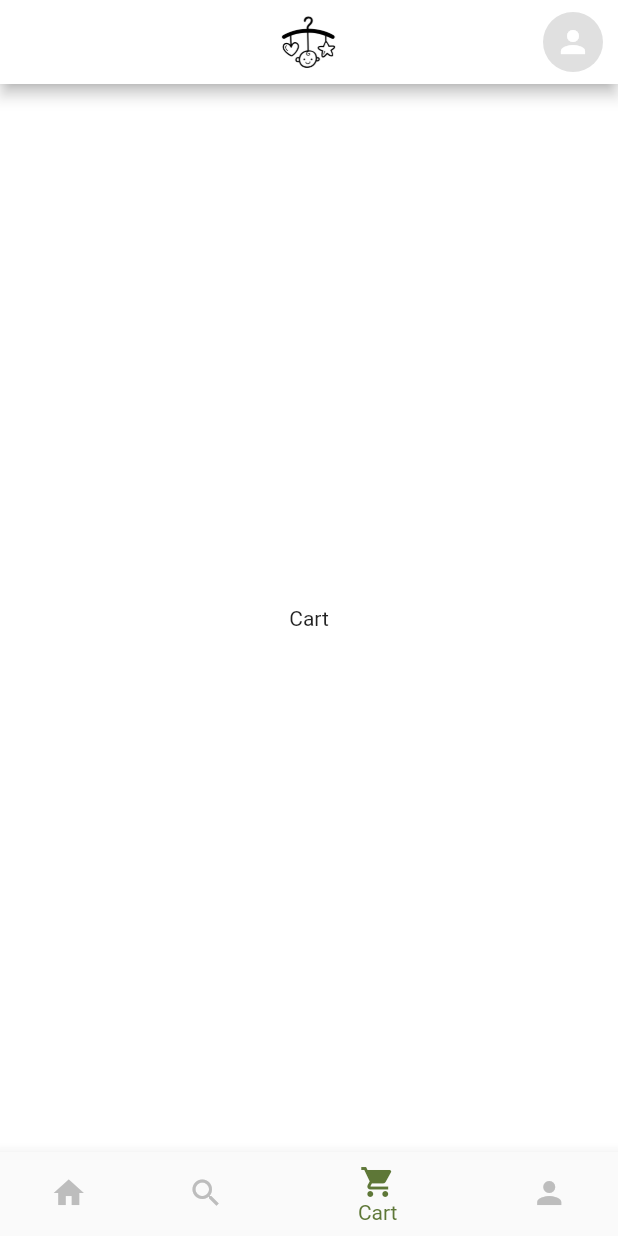
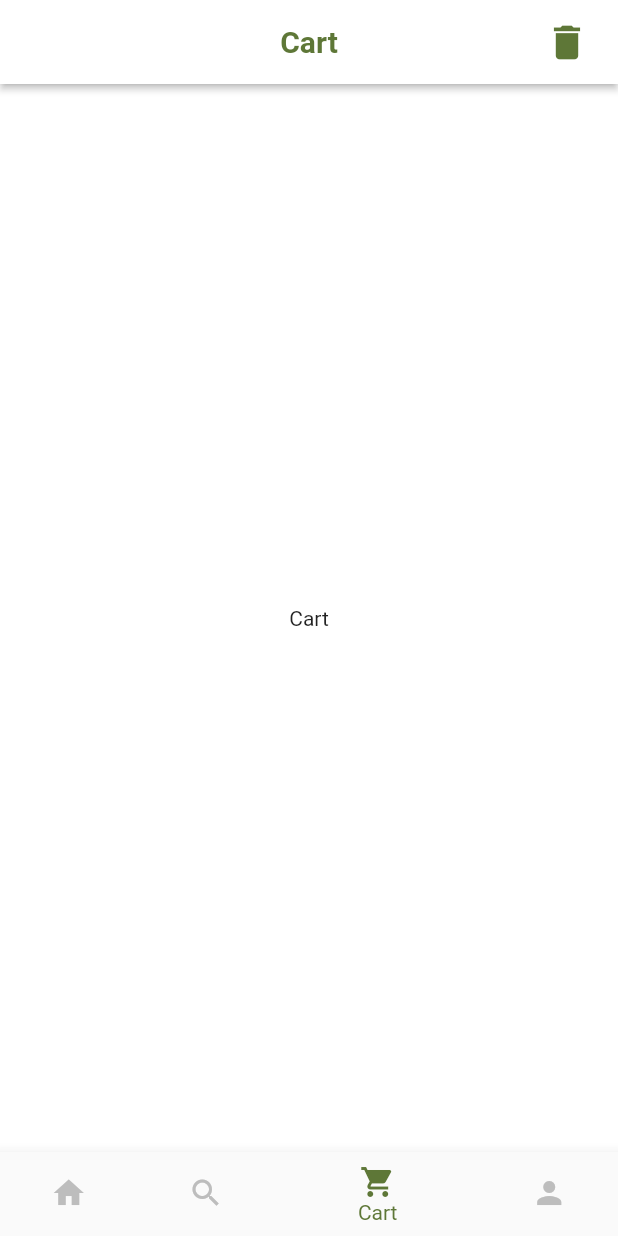
Before and after one commit to ron8520/happy_second, a Flutter app: the screen it shows after launch, item 3 of the bottom bar chosen, on a phone screen of 412 x 824 dp. Run offline on Flutter 3.47's test engine with Material 2 defaults, Android fonts, the phone set to English and light mode, and no system bars.

Commit message:
implement different appbar based on page

```diff
--- a/lib/main.dart
+++ b/lib/main.dart
@@ -36,6 +36,50 @@ class _MainPageState extends State<MainPage> {
     AccountPage()
   ];
 
+  final _title = <Widget>[
+    const Image(
+        width: 70, height: 70, image: AssetImage("lib/assets/logo.jpg")),
+    Text("Search",
+        style: TextStyle(
+            fontSize: 20.0,
+            fontWeight: FontWeight.bold,
+            color: HexColor.fromHex("#5E7737"))),
+    Text("Cart",
+        style: TextStyle(
+            fontSize: 20.0,
+            fontWeight: FontWeight.bold,
+            color: HexColor.fromHex("#5E7737"))),
+    const SizedBox()
+  ];
+
+  final _action = <Widget>[
+    Padding(
+        padding: EdgeInsets.fromLTRB(0, 0, 10, 0),
+        child: CircleAvatar(
+          backgroundColor: Colors.black12,
+          child: Icon(Icons.person, color: Colors.white),
+        )),
+    Padding(
+        padding: const EdgeInsets.fromLTRB(0, 0, 10, 0),
+        child: IconButton(
+          iconSize: 30,
+          icon: Icon(Icons.list, color: HexColor.fromHex("#5E7737")),
+          onPressed: () {
+            print("add to cart");
+          },
+        )),
+    Padding(
+        padding: const EdgeInsets.fromLTRB(0, 0, 10, 0),
+        child: IconButton(
+          iconSize: 30,
+          icon: Icon(Icons.delete, color: HexColor.fromHex("#5E7737")),
+          onPressed: () {
+            print("Delete all");
+          },
+        )),
+    SizedBox()
+  ];
+
   @override
   void initState() {
     super.initState();
@@ -46,20 +90,11 @@ class _MainPageState extends State<MainPage> {
     return Scaffold(
         backgroundColor: Colors.white,
         appBar: AppBar(
+            elevation: index == 3 ? 0.0 : 2.0,
             centerTitle: true,
-            title: const Image(
-                width: 70,
-                height: 70,
-                image: AssetImage("lib/assets/logo.jpg")),
+            title: _title[index],
             backgroundColor: Colors.white,
-            actions: const <Widget>[
-              Padding(
-                  padding: EdgeInsets.fromLTRB(0, 0, 10, 0),
-                  child: CircleAvatar(
-                    child: Icon(Icons.person, color: Colors.white),
-                    backgroundColor: Colors.black12,
-                  ))
-            ]),
+            actions: [_action[index]]),
         body: _pageRouting[index],
         bottomNavigationBar: BottomNavigationBar(
           selectedItemColor: HexColor.fromHex("#5E7737"),
```
